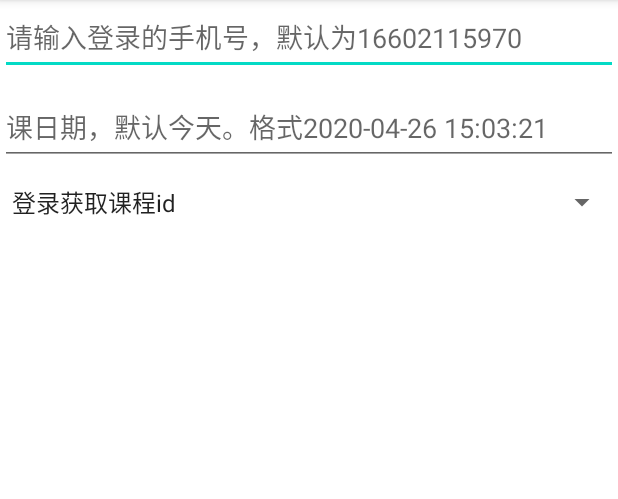
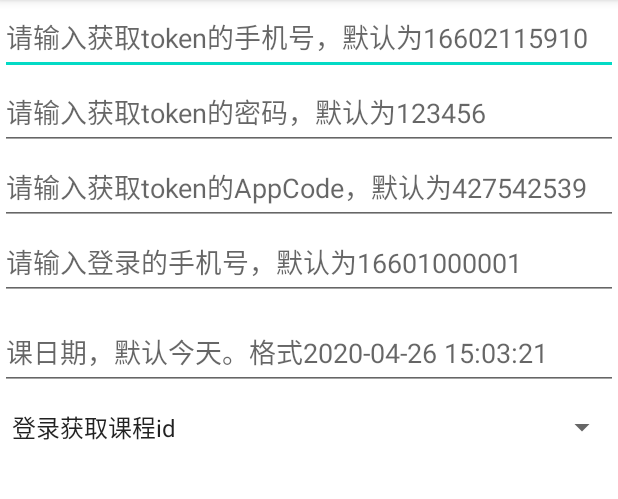
Before and after one commit to JaniForAndroid/NBVschoolSDK, an Android app: the screen it shows after launch (MainActivity), on a phone screen of 412 x 824 dp, the part 84-583 px from its top. Run offline under Robolectric (Android 15) with nearby library versions, the phone set to English and light mode, and no system bars; our stand-ins replace RxJava; libraries missing offline, so code that uses them is left out: com.chad.library, com.namibox.wangxiao, sdk.callback, sdk.model, support.namibox.commonlib; 2 statements that could not run were skipped.

Commit message:
refact:网校SDK Demo获取token的账号改为可输入。

```diff
--- a/app/src/main/java/com/namibox/vschool_sdk/MainActivity.java
+++ b/app/src/main/java/com/namibox/vschool_sdk/MainActivity.java
@@ -56,6 +56,12 @@ public class MainActivity extends AppCompatActivity {
   private ArrayAdapter<String> adapter;
   private String token;
   private Spinner spinner;
+  private EditText et_token_phone;
+  private EditText et_token_pwd;
+  private EditText et_token_code;
+  private String tokenAppCode;
+  private String tokenPwd;
+  private String tokenPhone;
 
   @Override
   protected void onCreate(Bundle savedInstanceState) {
@@ -63,6 +69,11 @@ public class MainActivity extends AppCompatActivity {
     setContentView(R.layout.activity_main);
     Toolbar toolbar = findViewById(R.id.toolbar);
     setSupportActionBar(toolbar);
+
+    et_token_phone = findViewById(R.id.et_token_phone);
+    et_token_pwd = findViewById(R.id.et_token_pwd);
+    et_token_code = findViewById(R.id.et_token_code);
+
     initRv();
     initSpinnner();
   }
@@ -157,11 +168,13 @@ public class MainActivity extends AppCompatActivity {
   private void NBLogin() {
     EditText et_phone = findViewById(R.id.et_phone);
     NamiboxLoginModel model = new NamiboxLoginModel();
-    model.setApp_code("418558986");
+    if (TextUtils.isEmpty(tokenAppCode)) {
+      tokenAppCode = "427542539";
+    }
+    model.setApp_code(tokenAppCode);
     String phone = et_phone.getText() == null ? "" : et_phone.getText().toString();
     if (TextUtils.isEmpty(phone)) {
-      phone = "16602115970";
-//      phone = "13205510010";
+      phone = "16601000001";
     }
     model.setPhone_enc(Base64.encodeToString(phone.getBytes(), Base64.NO_WRAP));
     if (TextUtils.isEmpty(token)) {
@@ -184,11 +197,27 @@ public class MainActivity extends AppCompatActivity {
   }
 
   private void getToken() {
+    if (!TextUtils.isEmpty(et_token_phone.getText())) {
+      tokenPhone = et_token_phone.getText().toString();
+    } else {
+      tokenPhone = "16602115910";
+    }
+    if (!TextUtils.isEmpty(et_token_pwd.getText())) {
+      tokenPwd = et_token_pwd.getText().toString();
+    } else {
+      tokenPwd = "123456";
+    }
+    if (!TextUtils.isEmpty(et_token_code.getText())) {
+      tokenAppCode = et_token_code.getText().toString();
+    } else {
+      tokenAppCode = "427542539";
+    }
+
     String url = "https://mcloudw.namibox.com/partner/login/";
     JsonObject param = new JsonObject();
     param.addProperty("login_type", "normal_login");
-    param.addProperty("username", "16602115911");
-    param.addProperty("password", "123456");
+    param.addProperty("username", tokenPhone);
+    param.addProperty("password", tokenPwd);
 
     ApiHandler.getBaseApi().commonJsonObjectPost(url, param)
         .flatMap((Function<JsonObject, ObservableSource<JsonObject>>) jsonObject -> {
@@ -198,7 +227,7 @@ public class MainActivity extends AppCompatActivity {
             String sessionId = jsonObject.get("data").getAsJsonObject().get("session_id").getAsString();
             String cookie = "sessionid="+sessionId+"; Domain=.namibox.com; Path=/";
             syncCookie("https://mcloudw.namibox.com", cookie);
-            String tokenUrl = "https://mcloudw.namibox.com/auth/test-get-access-token?app_code=418558986";
+            String tokenUrl = "https://mcloudw.namibox.com/auth/test-get-access-token?app_code="+tokenAppCode;
             return ApiHandler.getBaseApi().commonJsonObjectPost(tokenUrl, new JsonObject());
           } else {
             return Observable.empty();
@@ -213,7 +242,7 @@ public class MainActivity extends AppCompatActivity {
             Log.d("MainActivity", "token>>>>>>" + token);
             Toast.makeText(MainActivity.this, "获取token成功", Toast.LENGTH_SHORT).show();
           } else {
-            Log.e("MainActivity", "获取token出错:" + jsonObject);
+            Log.e("MainActivity", "获取token出错:" + jsonObject.toString());
             Toast.makeText(MainActivity.this, "获取token出错", Toast.LENGTH_SHORT).show();
           }
         }, throwable -> {
@@ -274,7 +303,7 @@ public class MainActivity extends AppCompatActivity {
                 VsCacheEntity schedule = gson.fromJson(scheduleJson, VsCacheEntity.class);
                 schedule.date = date;
 //                if (isTodaySchedule(schedule)) {
-                  scheduleList.add(schedule);
+                scheduleList.add(schedule);
 //                }
               }
             }
--- a/app/src/main/res/layout/content_main.xml
+++ b/app/src/main/res/layout/content_main.xml
@@ -7,13 +7,43 @@
 
 
   <EditText
-    android:id="@+id/et_phone"
+    android:id="@+id/et_token_phone"
     android:layout_width="0dp"
     android:layout_height="50dp"
     app:layout_constraintTop_toTopOf="parent"
     app:layout_constraintLeft_toLeftOf="parent"
     app:layout_constraintRight_toRightOf="parent"
-    android:hint="请输入登录的手机号，默认为16602115970"
+    android:hint="请输入获取token的手机号，默认为16602115910"
+    />
+
+  <EditText
+    android:id="@+id/et_token_pwd"
+    android:layout_width="0dp"
+    android:layout_height="50dp"
+    app:layout_constraintTop_toBottomOf="@id/et_token_phone"
+    app:layout_constraintLeft_toLeftOf="parent"
+    app:layout_constraintRight_toRightOf="parent"
+    android:hint="请输入获取token的密码，默认为123456"
+    />
+
+  <EditText
+    android:id="@+id/et_token_code"
+    android:layout_width="0dp"
+    android:layout_height="50dp"
+    app:layout_constraintTop_toBottomOf="@id/et_token_pwd"
+    app:layout_constraintLeft_toLeftOf="parent"
+    app:layout_constraintRight_toRightOf="parent"
+    android:hint="请输入获取token的AppCode，默认为427542539"
+    />
+
+  <EditText
+    android:id="@+id/et_phone"
+    android:layout_width="0dp"
+    android:layout_height="50dp"
+    app:layout_constraintTop_toBottomOf="@id/et_token_code"
+    app:layout_constraintLeft_toLeftOf="parent"
+    app:layout_constraintRight_toRightOf="parent"
+    android:hint="请输入登录的手机号，默认为16601000001"
     />
 
   <EditText
```
